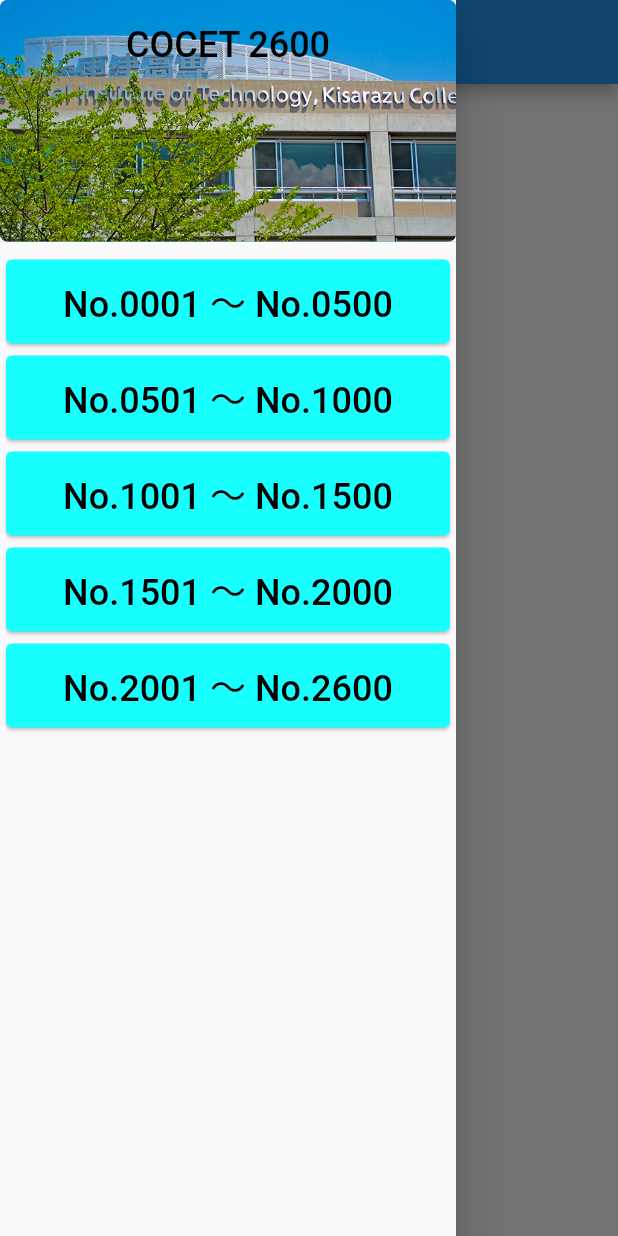
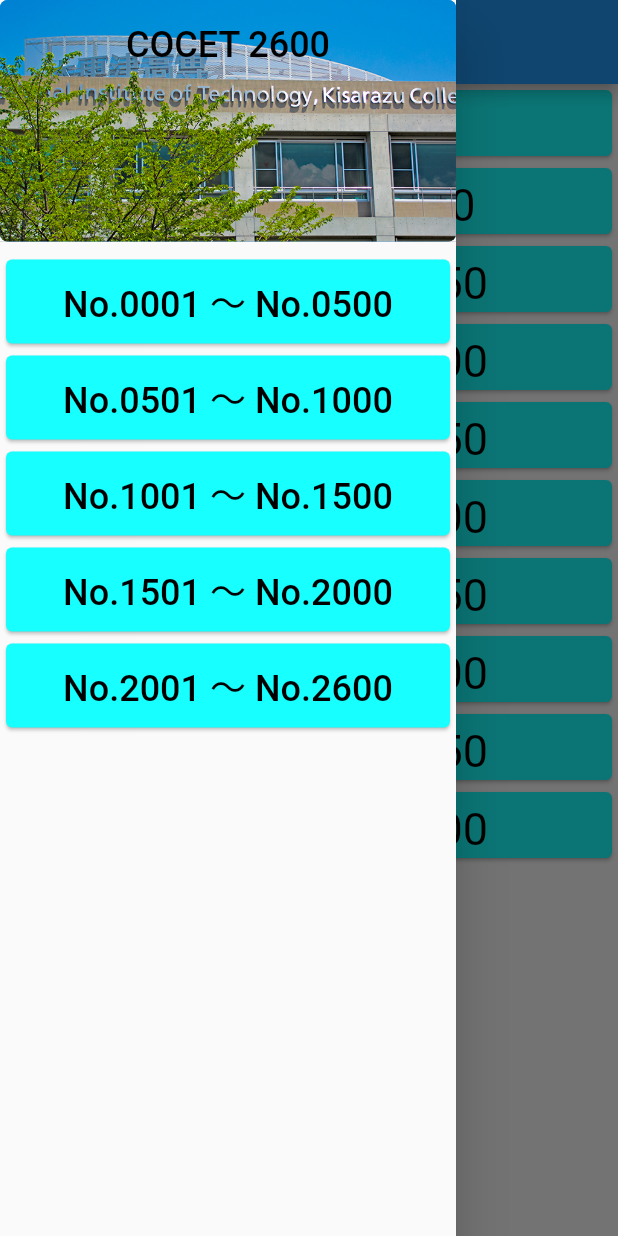
Before and after one commit to Moomink/COCET2600_Application, a Flutter app: the screen it shows after launch, in the side drawer, after a tap on "No.0001 ～ No.0500", on a phone screen of 412 x 824 dp. Run offline on Flutter 3.47's test engine with Material 2 defaults, Android fonts, the phone set to English and light mode, and no system bars.

Commit message:
・単語までの50単語ずつの目次の外装の制作

```diff
--- a/lib/main.dart
+++ b/lib/main.dart
@@ -1,12 +1,12 @@
 import 'package:cocet_2600/show_words.dart';
-import 'package:cocet_2600/sidebar.dart';
 import 'package:flutter/material.dart';
 
 void main() => runApp(COCET());
 
 class COCET extends StatefulWidget {
-  static int start = 0;
-  static int end = 0;
+  static int start = 1;
+  static int end = 500;
+
   @override
   AppState createState() => AppState();
 }
@@ -21,11 +21,92 @@ class AppState extends State<COCET> {
             centerTitle: true,
             title: Text('COCET 2600'),
           ),
-          drawer: Drawer(child: Sidebar()),
+          drawer: Drawer(child: sideBar()),
           body: wordList(COCET.start, COCET.end),
-        )
-    );
+        ));
   }
 
+  Widget sideBar() {
+    debugPrint("SideBar");
+    return Container(
+        child: Column(children: <Widget>[
+      Row(children: <Widget>[
+        Expanded(
+            child: DrawerHeader(
+          decoration: BoxDecoration(
+              borderRadius: BorderRadius.circular(5),
+              color: Colors.blue,
+              image: DecorationImage(
+                  fit: BoxFit.cover,
+                  image: AssetImage('assets/images/NITKC.jpg'))),
+          child: Text('COCET 2600',
+              style: TextStyle(color: Colors.black, fontSize: 24),
+              textAlign: TextAlign.center),
+        ))
+      ]),
+      Expanded(
+          child: ListView(children: <Widget>[
+        Card(
+          color: Colors.cyanAccent,
+          child: ListTile(
+              title: Text('No.0001 ～ No.0500',
+                  textAlign: TextAlign.center,
+                  style: TextStyle(color: Colors.black, fontSize: 24)),
+              onTap: () {
+                showList(1, 500);
+              }),
+        ),
+        Card(
+          color: Colors.cyanAccent,
+          child: ListTile(
+            title: Text('No.0501 ～ No.1000',
+                textAlign: TextAlign.center,
+                style: TextStyle(color: Colors.black, fontSize: 24)),
+            onTap: () {
+              showList(501, 1000);
+            },
+          ),
+        ),
+        Card(
+          color: Colors.cyanAccent,
+          child: ListTile(
+            title: Text('No.1001 ～ No.1500',
+                textAlign: TextAlign.center,
+                style: TextStyle(color: Colors.black, fontSize: 24)),
+            onTap: () {
+              showList(1001, 1500);
+            },
+          ),
+        ),
+        Card(
+          color: Colors.cyanAccent,
+          child: ListTile(
+            title: Text('No.1501 ～ No.2000',
+                textAlign: TextAlign.center,
+                style: TextStyle(color: Colors.black, fontSize: 24)),
+            onTap: () {
+              showList(1501, 2000);
+            },
+          ),
+        ),
+        Card(
+          color: Colors.cyanAccent,
+          child: ListTile(
+            title: Text('No.2001 ～ No.2600',
+                textAlign: TextAlign.center,
+                style: TextStyle(color: Colors.black, fontSize: 24)),
+            onTap: () {
+              showList(2001, 2600);
+            },
+          ),
+        ),
+      ]))
+    ]));
+  }
 
+  void showList(int start, int end) {
+    COCET.start = start;
+    COCET.end = end;
+    setState(() {});
+  }
 }
--- a/lib/show_words.dart
+++ b/lib/show_words.dart
@@ -4,15 +4,22 @@ import 'package:flutter/material.dart';
 
 Widget wordList(int rangeStart, int rangeEnd) {
   int list = (rangeEnd - rangeStart + 1) ~/ 50;
+  int i = -1;
   // ignore: missing_return
-  return ListView.builder(itemBuilder: (context, tmp) {
-    for (int i = 0; i < list; i++) {
-      Card(
-          color: Colors.cyanAccent,
-          child: Text(
-            'No.${rangeStart + i * 50} ～ No.${rangeStart + i * 50 + 50}',
-            style: TextStyle(color: Colors.black38, fontSize: 20),
-          ));
+  return ListView.builder(itemBuilder: (context, index) {
+    if (index < list) {
+      i++;
+      return _buildList(rangeStart + i * 50, rangeStart + i * 50 + 50 - 1);
     }
   });
 }
+
+Widget _buildList(int start, int end) {
+  return Card(
+      color: Colors.cyanAccent,
+      child: Text(
+        'No.$start ～ No.$end',
+        style: TextStyle(color: Colors.black, fontSize: 30),
+        textAlign: TextAlign.center,
+      ));
+}
--- a/lib/sidebar.dart
+++ /dev/null
@@ -1,93 +0,0 @@
-import 'package:flutter/material.dart';
-import 'package:cocet_2600/main.dart';
-
-class Sidebar extends StatelessWidget {
-  const Sidebar({Key key}) : super(key: key);
-
-  @override
-  Widget build(BuildContext context) {
-    debugPrint("SideBar");
-    return Container(
-        child: Column(children: <Widget>[
-      Row(children: <Widget>[
-        Expanded(
-            child: DrawerHeader(
-          decoration: BoxDecoration(
-              borderRadius: BorderRadius.circular(5),
-              color: Colors.blue,
-              image: DecorationImage(
-                  fit: BoxFit.cover,
-                  image: AssetImage('assets/images/NITKC.jpg'))),
-          child: Text('COCET 2600',
-              style: TextStyle(color: Colors.black, fontSize: 24),
-              textAlign: TextAlign.center),
-        ))
-      ]),
-      Expanded(
-          child: ListView(children: <Widget>[
-        Card(
-          color: Colors.cyanAccent,
-          child: ListTile(
-            title: Text('No.0001 ～ No.0500',
-                textAlign: TextAlign.center,
-                style: TextStyle(color: Colors.black, fontSize: 24)),
-            onTap: () {
-              COCET.start = 1;
-              COCET.end = 500;
-            },
-          ),
-        ),
-        Card(
-          color: Colors.cyanAccent,
-          child: ListTile(
-            title: Text('No.0501 ～ No.1000',
-                textAlign: TextAlign.center,
-                style: TextStyle(color: Colors.black, fontSize: 24)),
-            onTap: () {
-              COCET.start = 501;
-              COCET.end = 1000;
-            },
-          ),
-        ),
-        Card(
-          color: Colors.cyanAccent,
-          child: ListTile(
-            title: Text('No.1001 ～ No.1500',
-                textAlign: TextAlign.center,
-                style: TextStyle(color: Colors.black, fontSize: 24)),
-            onTap: () {
-              COCET.start = 1001;
-              COCET.end = 1500;
-            },
-          ),
-        ),
-        Card(
-          color: Colors.cyanAccent,
-          child: ListTile(
-            title: Text('No.1501 ～ No.2000',
-                textAlign: TextAlign.center,
-                style: TextStyle(color: Colors.black, fontSize: 24)),
-            onTap: () {
-              COCET.start = 1501;
-              COCET.end = 2000;
-            },
-          ),
-        ),
-        Card(
-          color: Colors.cyanAccent,
-          child: ListTile(
-            title: Text('No.2001 ～ No.2600',
-                textAlign: TextAlign.center,
-                style: TextStyle(color: Colors.black, fontSize: 24)),
-            onTap: () {
-              COCET.start = 2001;
-              COCET.end = 2600;
-            },
-          ),
-        ),
-      ]))
-    ]));
-  }
-
-  void setter(int rangeStart, int rangeEnd) {}
-}
```
